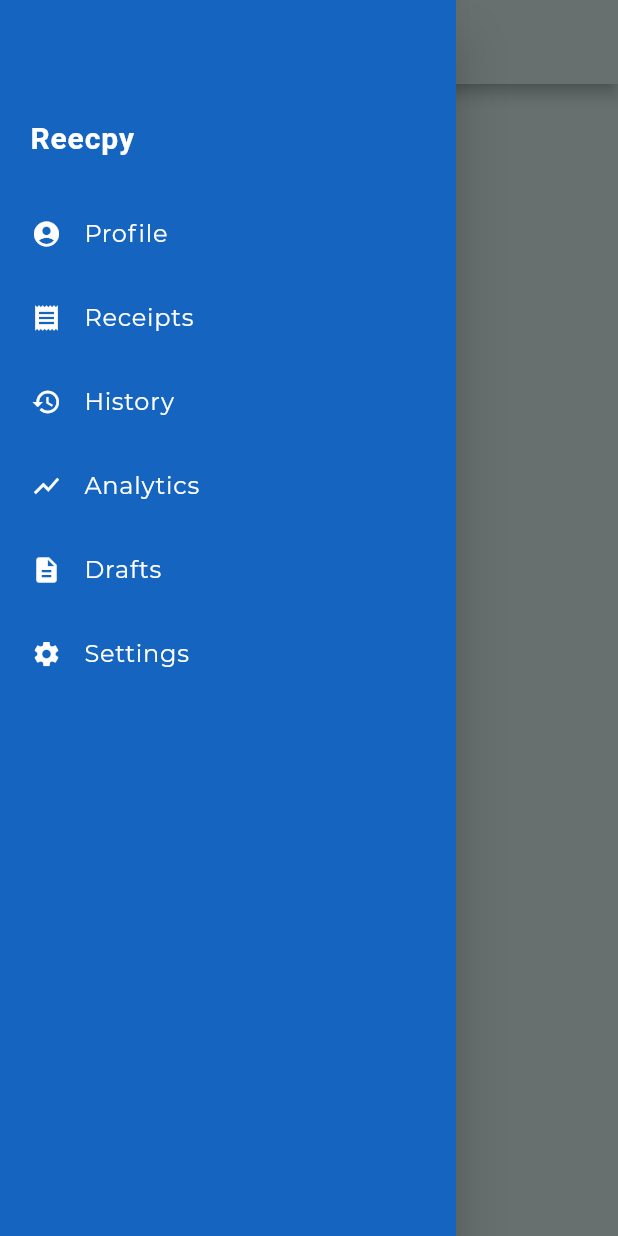
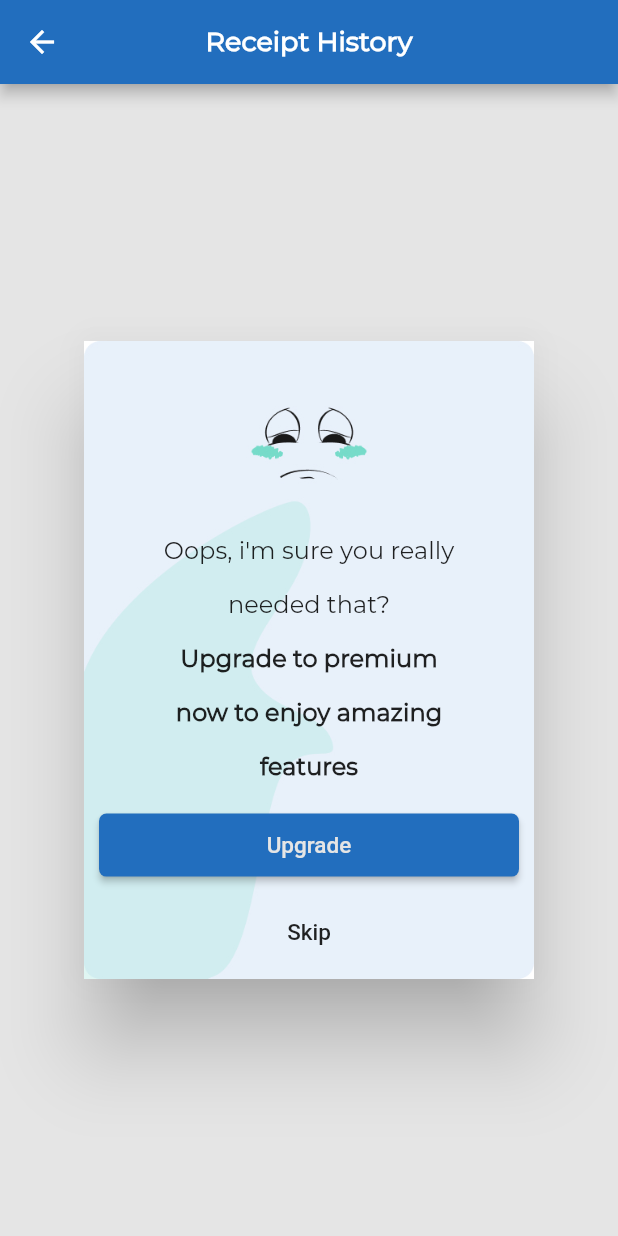
Before and after one commit to hngi/mobileforce-digital-receipt, a Flutter app: the screen it shows after launch, in the side drawer, after a tap on "History", on a phone screen of 412 x 824 dp. Run offline on Flutter 3.47's test engine with Material 2 defaults, Android fonts, the light colour scheme and no system bars; Roboto replaces fonts that are missing (LibreBaskerville); project files that could hold a hidden picture were left out.

Commit message:
Implemented user Receipt UI

```diff
--- /dev/null
+++ b/digital_receipt/lib/screens/receipt_history.dart
@@ -0,0 +1,415 @@
+import 'package:flutter/material.dart';
+
+/// This code displays only the UI
+class ReceiptHistory extends StatefulWidget {
+  @override
+  _ReceiptHistoryState createState() => _ReceiptHistoryState();
+}
+
+class _ReceiptHistoryState extends State<ReceiptHistory> {
+  String dropdownValue = "Last Upadated";
+  bool _showDialog = true;
+
+  @override
+  void initState() {
+    super.initState();
+  }
+
+  @override
+  Widget build(BuildContext context) {
+    return Scaffold(
+      backgroundColor: Color(0xffE5E5E5),
+      appBar: AppBar(
+        backgroundColor: Color(0xff226EBE),
+        leading: IconButton(
+          icon: Icon(Icons.arrow_back),
+          color: Colors.white,
+          onPressed: () {
+            Navigator.of(context).pop();
+          },
+        ),
+        title: Text(
+          "Receipt History",
+          style: TextStyle(
+            color: Colors.white,
+            fontSize: 18,
+            fontWeight: FontWeight.w600,
+            fontFamily: 'Montserrat',
+            letterSpacing: 0.03,
+          ),
+        ),
+        centerTitle: true,
+        actions: <Widget>[],
+      ),
+      body: FutureBuilder(
+        future: null, // receipts from API
+        builder: (context, snapshot) {
+          // If the API returns nothing it means the user has to upgrade to premium
+          // for now it doesn't validate if the user has upgraded to premium
+          /// If the API returns nothing it shows the dialog box `JUST FOR TESTING`
+          ///
+          /// Uncomment the if statement
+          // if (!snapshot.hasData) {
+          //   return _showAlertDialog();
+          // }
+          // else {
+          if (snapshot.connectionState == ConnectionState.waiting) {
+            return Center(
+              child: CircularProgressIndicator(),
+            );
+          } else {
+            return _showDialog
+                ? _showAlertDialog()
+                : Padding(
+                    padding: EdgeInsets.all(15.0),
+                    child: Column(
+                      children: <Widget>[
+                        SizedBox(height: 30.0),
+                        TextFormField(
+                          decoration: InputDecoration(
+                            hintText: "Type a keyword",
+                            hintStyle: TextStyle(color: Colors.grey),
+                            prefixIcon: IconButton(
+                              icon: Icon(Icons.search),
+                              color: Colors.grey,
+                              onPressed: () {},
+                            ),
+                            border: OutlineInputBorder(
+                              borderRadius: BorderRadius.circular(5),
+                              borderSide: BorderSide(
+                                color: Color(0xFFC8C8C8),
+                                width: 1.5,
+                              ),
+                            ),
+                            contentPadding: EdgeInsets.all(15),
+                            enabledBorder: OutlineInputBorder(
+                              borderRadius: BorderRadius.circular(5),
+                              borderSide: BorderSide(
+                                color: Color(0xFFC8C8C8),
+                                width: 1.5,
+                              ),
+                            ),
+                          ),
+                        ),
+                        SizedBox(height: 30.0),
+                        Row(
+                            mainAxisAlignment: MainAxisAlignment.end,
+                            children: [
+                              Padding(
+                                padding: EdgeInsets.only(right: 10.0),
+                                child: Text("Sort By"),
+                              ),
+                              Container(
+                                width: 150,
+                                decoration: BoxDecoration(
+                                  borderRadius: BorderRadius.circular(10),
+                                  border: Border.all(
+                                    color: Color(0xff25CCB3),
+                                  ),
+                                ),
+                                child: DropdownButtonHideUnderline(
+                                  child: DropdownButton(
+                                    value: dropdownValue,
+                                    underline: Divider(),
+                                    items: <String>[
+                                      "Last Upadated",
+                                      "Date issued",
+                                      "WhatsApp",
+                                      "Instagram",
+                                      "Twitter",
+                                    ].map<DropdownMenuItem<String>>(
+                                      (String value) {
+                                        return DropdownMenuItem<String>(
+                                          value: value,
+                                          child: Padding(
+                                            padding: EdgeInsets.only(left: 8.0),
+                                            child: Text(
+                                              value,
+                                              textAlign: TextAlign.start,
+                                            ),
+                                          ),
+                                        );
+                                      },
+                                    ).toList(),
+                                    onChanged: (String value) {
+                                      setState(() => dropdownValue = value);
+                                      // No logic Implemented
+                                    },
+                                  ),
+                                ),
+                              ),
+                            ]),
+                        SizedBox(height: 20.0),
+                        Flexible(
+                          child: ListView.builder(
+                            itemCount: 25,
+                            itemBuilder: (context, index) {
+                              // HardCoded Receipt details
+                              return receiptCard(
+                                  receiptNo: "0021",
+                                  total: "80,000",
+                                  date: "12-06-2020",
+                                  receiptTitle: "Carole",
+                                  subtitle:
+                                      "Crptocurrency, intro to after effects");
+                            },
+                          ),
+                        ),
+                      ],
+                    ),
+                  );
+          }
+          // }
+        },
+      ),
+    );
+  }
+
+  Widget receiptCard({String receiptNo, total, date, receiptTitle, subtitle}) {
+    return Column(
+      children: <Widget>[
+        Container(
+          width: double.infinity,
+          decoration: BoxDecoration(
+            color: Color(0xff539C30),
+            borderRadius: BorderRadius.circular(10),
+          ),
+          child: Container(
+            margin: EdgeInsets.only(left: 5.0),
+            decoration: BoxDecoration(
+              color: Color(0xffE8F1FB),
+              borderRadius: BorderRadius.circular(10),
+            ),
+            child: Column(
+              crossAxisAlignment: CrossAxisAlignment.start,
+              children: [
+                Padding(
+                  padding: EdgeInsets.all(10.0),
+                  child: Row(
+                    mainAxisAlignment: MainAxisAlignment.spaceBetween,
+                    children: <Widget>[
+                      Text(
+                        "Receipt No: $receiptNo",
+                        style: TextStyle(
+                          color: Color.fromRGBO(0, 0, 0, 0.6),
+                          fontSize: 14,
+                          fontWeight: FontWeight.w300,
+                          fontFamily: 'Montserrat',
+                          letterSpacing: 0.03,
+                        ),
+                      ),
+                      Text(
+                        "$date",
+                        style: TextStyle(
+                          color: Color.fromRGBO(0, 0, 0, 0.6),
+                          fontSize: 14,
+                          fontWeight: FontWeight.w300,
+                          fontFamily: 'Montserrat',
+                          letterSpacing: 0.03,
+                        ),
+                      ),
+                    ],
+                  ),
+                ),
+                Padding(
+                  padding: EdgeInsets.fromLTRB(10.0, 5.0, 5.0, 5.0),
+                  child: Text(
+                    "$receiptTitle",
+                    style: TextStyle(
+                      color: Color.fromRGBO(0, 0, 0, 0.87),
+                      fontSize: 14,
+                      fontWeight: FontWeight.w500,
+                      fontFamily: 'Montserrat',
+                      letterSpacing: 0.03,
+                    ),
+                  ),
+                ),
+                Padding(
+                  padding: EdgeInsets.fromLTRB(10.0, 5.0, 5.0, 5.0),
+                  child: Text(
+                    "$subtitle",
+                    style: TextStyle(
+                      color: Colors.black,
+                      fontSize: 14,
+                      fontWeight: FontWeight.w300,
+                      fontFamily: 'Montserrat',
+                      letterSpacing: 0.03,
+                    ),
+                  ),
+                ),
+                Align(
+                  alignment: Alignment.bottomRight,
+                  // )
+                  child: Padding(
+                    padding: EdgeInsets.all(8.0),
+                    child: RichText(
+                      textAlign: TextAlign.right,
+                      text: TextSpan(
+                        children: [
+                          TextSpan(
+                            text: 'Total: ',
+                            style: TextStyle(
+                              color: Colors.black,
+                              fontSize: 13,
+                              fontWeight: FontWeight.w300,
+                              fontFamily: 'Montserrat',
+                              letterSpacing: 0.03,
+                            ),
+                          ),
+                          TextSpan(
+                            text: ' N$total ',
+                            style: TextStyle(
+                              color: Colors.black,
+                              fontSize: 14,
+                              fontWeight: FontWeight.w300,
+                              fontFamily: 'Montserrat',
+                              letterSpacing: 0.03,
+                            ),
+                          ),
+                        ],
+                      ),
+                    ),
+                  ),
+                ),
+              ],
+            ),
+          ),
+        ),
+        SizedBox(
+          height: 30,
+        ),
+      ],
+    );
+  }
+
+  Widget _showAlertDialog() {
+    return AlertDialog(
+      contentPadding: EdgeInsets.all(0.0),
+      shape: RoundedRectangleBorder(
+        borderRadius: BorderRadius.circular(10),
+      ),
+      content: Stack(
+        children: <Widget>[
+          // Flexible(
+          //   child:
+          Image.asset(
+            "assets/BACKGROUND.jpg",
+            // height: 350,
+            width: 300,
+            fit: BoxFit.cover,
+          ),
+          // ),
+          SingleChildScrollView(
+            child: Column(
+              children: [
+                Padding(
+                  padding: EdgeInsets.only(
+                    left: 8.0,
+                    right: 8.0,
+                    bottom: 8.0,
+                    top: 130.0,
+                  ),
+                  child: Text(
+                    "Oops, i'm sure you really",
+                    style: TextStyle(
+                      fontSize: 16,
+                      letterSpacing: 0.03,
+                      fontFamily: 'Montserrat',
+                    ),
+                  ),
+                ),
+                Padding(
+                  padding: EdgeInsets.all(8.0),
+                  child: Text(
+                    "needed that?",
+                    style: TextStyle(
+                      fontSize: 16,
+                      letterSpacing: 0.03,
+                      fontFamily: 'Montserrat',
+                    ),
+                  ),
+                ),
+                Padding(
+                  padding: EdgeInsets.all(8.0),
+                  child: Text(
+                    "Upgrade to premium",
+                    style: TextStyle(
+                      fontSize: 16,
+                      letterSpacing: 0.03,
+                      fontWeight: FontWeight.w600,
+                      fontFamily: 'Montserrat',
+                    ),
+                  ),
+                ),
+                Padding(
+                  padding: EdgeInsets.all(8.0),
+                  child: Text(
+                    "now to enjoy amazing",
+                    style: TextStyle(
+                      fontSize: 16,
+                      letterSpacing: 0.03,
+                      fontWeight: FontWeight.w600,
+                      fontFamily: 'Montserrat',
+                    ),
+                  ),
+                ),
+                Padding(
+                  padding: EdgeInsets.all(8.0),
+                  child: Text(
+                    "features",
+                    style: TextStyle(
+                      fontSize: 16,
+                      letterSpacing: 0.03,
+                      fontWeight: FontWeight.w600,
+                      fontFamily: 'Montserrat',
+                    ),
+                  ),
+                ),
+                Container(
+                  width: double.infinity,
+                  padding: EdgeInsets.all(10.0),
+                  child: RaisedButton(
+                    color: Color(0xff226EBE),
+                    shape: RoundedRectangleBorder(
+                      borderRadius: BorderRadius.circular(5),
+                    ),
+                    onPressed: () {
+                      setState(() {
+                        _showDialog = false;
+                      });
+                    },
+                    child: Padding(
+                      padding: EdgeInsets.all(12.0),
+                      child: Text(
+                        "Upgrade",
+                        style: TextStyle(
+                          color: Color(0xffE5E5E5),
+                          fontSize: 15,
+                        ),
+                      ),
+                    ),
+                  ),
+                ),
+                FlatButton(
+                  onPressed: () {
+                    Navigator.of(context).pop();
+                  },
+                  child: Padding(
+                    padding: EdgeInsets.all(12.0),
+                    child: Text(
+                      "Skip",
+                      style: TextStyle(
+                        // color: Color(0xffE5E5E5),
+                        fontSize: 15,
+                      ),
+                    ),
+                  ),
+                ),
+              ],
+            ),
+          ),
+        ],
+      ),
+    );
+  }
+}
--- a/digital_receipt/lib/widgets/main_drawer.dart
+++ b/digital_receipt/lib/widgets/main_drawer.dart
@@ -1,59 +1,50 @@
 import 'package:flutter/cupertino.dart';
 import 'package:flutter/material.dart';
-
+import 'package:digital_receipt/screens/receipt_history.dart';
 
 class MainDrawer extends StatelessWidget {
   @override
   Widget build(BuildContext context) {
     return Drawer(
       child: Container(
-        padding: EdgeInsets.only(top: 80.0, left: 5.0),
+        padding: EdgeInsets.only(top: 60.0, left: 5.0),
         child: ListView(
           children: <Widget>[
             Container(
               padding: EdgeInsets.only(left: 15.0),
-              child: Text('Reecpy',
+              child: Text(
+                'Reecpy',
                 style: TextStyle(
-                    fontFamily: 'LibreBaskerville',
-                    fontSize: 20.0,
+                    fontFamily: 'MuseoModerno',
+                    fontSize: 30.0,
                     fontWeight: FontWeight.bold,
                     color: Colors.white,
-                    letterSpacing: 0.6
-                ),
+                    letterSpacing: 0.6),
               ),
             ),
-            SizedBox(height: 25.0),
+            SizedBox(height: 20.0),
             ListTile(
               title: Row(
                 children: <Widget>[
-                  Icon(
-                      Icons.account_circle,
-                      color: Colors.white,
-                      size: 20.0
-                  ),
+                  Icon(Icons.account_circle, color: Colors.white, size: 20.0),
                   SizedBox(width: 15.0),
                   Text(
-                    'Profile',
+                    'Account',
                     style: TextStyle(
                         fontFamily: 'Montserrat',
                         fontSize: 16.0,
                         fontWeight: FontWeight.w300,
                         color: Colors.white,
-                        letterSpacing: 0.5
-                    ),
+                        letterSpacing: 0.5),
                   ),
                 ],
               ),
-              onTap: (){},
+              onTap: () {},
             ),
             ListTile(
               title: Row(
                 children: <Widget>[
-                  Icon(
-                      Icons.receipt,
-                      color: Colors.white,
-                      size: 20.0
-                  ),
+                  Icon(Icons.receipt, color: Colors.white, size: 20.0),
                   SizedBox(width: 15.0),
                   Text(
                     'Receipts',
@@ -62,21 +53,16 @@ class MainDrawer extends StatelessWidget {
                         fontSize: 16.0,
                         fontWeight: FontWeight.w300,
                         color: Colors.white,
-                        letterSpacing: 0.5
-                    ),
+                        letterSpacing: 0.5),
                   ),
                 ],
               ),
-              onTap: (){},
+              onTap: () {},
             ),
             ListTile(
               title: Row(
                 children: <Widget>[
-                  Icon(
-                      Icons.history,
-                      color: Colors.white,
-                      size: 20.0
-                  ),
+                  Icon(Icons.history, color: Colors.white, size: 20.0),
                   SizedBox(width: 15.0),
                   Text(
                     'History',
@@ -85,21 +71,22 @@ class MainDrawer extends StatelessWidget {
                         fontSize: 16.0,
                         fontWeight: FontWeight.w300,
                         color: Colors.white,
-                        letterSpacing: 0.5
-                    ),
+                        letterSpacing: 0.5),
                   ),
                 ],
               ),
-              onTap: (){},
+              onTap: () {
+                Navigator.of(context).push(
+                  MaterialPageRoute(
+                    builder: (context) => ReceiptHistory(),
+                  ),
+                );
+              },
             ),
             ListTile(
               title: Row(
                 children: <Widget>[
-                  Icon(
-                      Icons.show_chart,
-                      color: Colors.white,
-                      size: 20.0
-                  ),
+                  Icon(Icons.show_chart, color: Colors.white, size: 20.0),
                   SizedBox(width: 15.0),
                   Text(
                     'Analytics',
@@ -108,21 +95,16 @@ class MainDrawer extends StatelessWidget {
                         fontSize: 16.0,
                         fontWeight: FontWeight.w300,
                         color: Colors.white,
-                        letterSpacing: 0.5
-                    ),
+                        letterSpacing: 0.5),
                   ),
                 ],
               ),
-              onTap: (){},
+              onTap: () {},
             ),
             ListTile(
               title: Row(
                 children: <Widget>[
-                  Icon(
-                      Icons.description,
-                      color: Colors.white,
-                      size: 20.0
-                  ),
+                  Icon(Icons.description, color: Colors.white, size: 20.0),
                   SizedBox(width: 15.0),
                   Text(
                     'Drafts',
@@ -131,35 +113,29 @@ class MainDrawer extends StatelessWidget {
                         fontSize: 16.0,
                         fontWeight: FontWeight.w300,
                         color: Colors.white,
-                        letterSpacing: 0.5
-                    ),
+                        letterSpacing: 0.5),
                   ),
                 ],
               ),
-              onTap: (){},
+              onTap: () {},
             ),
             ListTile(
               title: Row(
                 children: <Widget>[
-                  Icon(
-                      Icons.settings,
-                      color: Colors.white,
-                      size: 20.0
-                  ),
+                  Icon(Icons.settings, color: Colors.white, size: 20.0),
                   SizedBox(width: 15.0),
                   Text(
-                    'Settings',
+                    'Preferences',
                     style: TextStyle(
                         fontFamily: 'Montserrat',
                         fontSize: 16.0,
                         fontWeight: FontWeight.w300,
                         color: Colors.white,
-                        letterSpacing: 0.5
-                    ),
+                        letterSpacing: 0.5),
                   ),
                 ],
               ),
-              onTap: (){},
+              onTap: () {},
             ),
           ],
         ),
```
